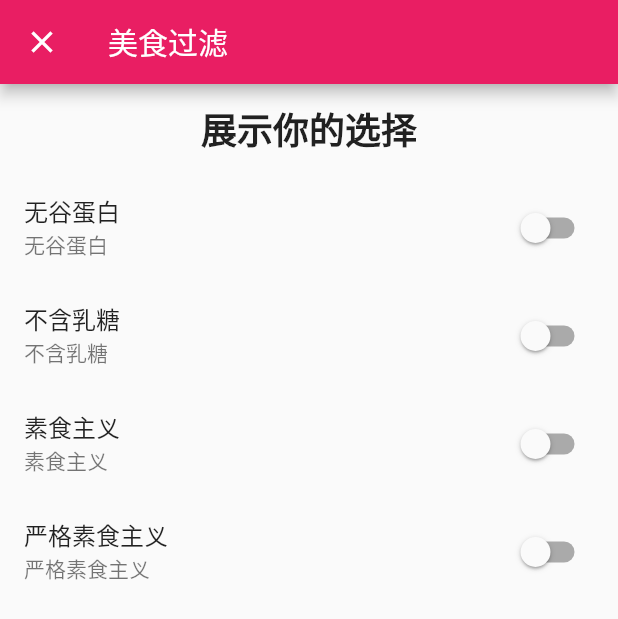
After one commit to BIG-BEARC/foodcourt, a Flutter app: the FCFilterScreen screen opened by its route, on a phone screen of 412 x 824 dp. The commit adds this screen. Shown: the top 619 px of the screen. Run offline on Flutter 3.47's test engine with Material 2 defaults, Android fonts, the phone set to English and light mode, and no system bars; our stand-ins replace dio.

Commit message:
feat:新增过滤界面 feat：新增收藏过滤provider

```diff
--- a/lib/core/router/router.dart
+++ b/lib/core/router/router.dart
@@ -3,6 +3,7 @@ import 'package:foodcourt/ui/pages/detail/detail.dart';
 
 import 'package:foodcourt/ui/pages/err/unkonwn_page.dart';
 import 'package:foodcourt/ui/pages/favorite/favorite.dart';
+import 'package:foodcourt/ui/pages/filter/filter.dart';
 import 'package:foodcourt/ui/pages/home/home.dart';
 import 'package:foodcourt/ui/pages/main/main.dart';
 import 'package:foodcourt/ui/pages/meal/meal.dart';
@@ -17,12 +18,19 @@ class Routers {
   };
 
   static RouteFactory generateRoute = (setting) {
+    if (setting.name == FCFilterScreen.routeName) {
+      return MaterialPageRoute(
+          builder: (ctx) {
+            return FCFilterScreen();
+          },
+          fullscreenDialog: true);
+    }
     return null;
   };
 
   static final Map<String, WidgetBuilder> routes = {
     FCMainScreen.routeName: (ctx) => FCMainScreen(),
     FCMealScreen.routeName: (ctx) => FCMealScreen(),
-    FCDetailScreen.routeName:(ctx)=>FCDetailScreen(),
+    FCDetailScreen.routeName: (ctx) => FCDetailScreen(),
   };
 }
--- /dev/null
+++ b/lib/core/viewmodel/filter_view_model.dart
@@ -0,0 +1,40 @@
+import 'package:flutter/material.dart';
+
+class FCFilterViewModel extends ChangeNotifier{
+  // 无谷蛋白
+  bool _isGlutenFree = false;
+  // 有无乳糖
+  bool _isLactoseFree = false;
+  // 素食主义
+  bool _isVegetarian = false;
+  // 严格素食主义
+  bool _isVegan = false;
+
+  bool get isGlutenFree => _isGlutenFree;
+
+  set isGlutenFree(bool value) {
+    _isGlutenFree = value;
+    notifyListeners();
+  }
+
+  bool get isLactoseFree => _isLactoseFree;
+
+  set isLactoseFree(bool value) {
+    _isLactoseFree = value;
+    notifyListeners();
+  }
+
+  bool get isVegan => _isVegan;
+
+  set isVegan(bool value) {
+    _isVegan = value;
+    notifyListeners();
+  }
+
+  bool get isVegetarian => _isVegetarian;
+
+  set isVegetarian(bool value) {
+    _isVegetarian = value;
+    notifyListeners();
+  }
+}
--- /dev/null
+++ b/lib/ui/pages/filter/filter.dart
@@ -0,0 +1,15 @@
+import 'package:flutter/material.dart';
+
+import 'filter_content.dart';
+class FCFilterScreen extends StatelessWidget {
+  static const String routeName = '/FCFilterScreen';
+  @override
+  Widget build(BuildContext context) {
+    return Scaffold(
+      appBar: AppBar(
+        title: Text('美食过滤'),
+      ),
+      body: FCFilterContent(),
+    );
+  }
+}
--- /dev/null
+++ b/lib/ui/pages/filter/filter_content.dart
@@ -0,0 +1,60 @@
+import 'package:flutter/material.dart';
+import 'package:flutter/widgets.dart';
+import 'package:foodcourt/core/viewmodel/filter_view_model.dart';
+import 'package:provider/provider.dart';
+
+class FCFilterContent extends StatefulWidget {
+  @override
+  _FCFilterContentState createState() => _FCFilterContentState();
+}
+
+class _FCFilterContentState extends State<FCFilterContent> {
+  @override
+  Widget build(BuildContext context) {
+    return Column(
+      children: [
+        Container(
+          padding: EdgeInsets.symmetric(vertical: 12),
+          child: Text('展示你的选择', style: Theme
+              .of(context)
+              .textTheme
+              .headline3
+              .copyWith(fontWeight: FontWeight.bold),),
+        ),
+        Expanded(
+            child: Consumer<FCFilterViewModel>(builder: (ctx, filterVM, child) {
+              return ListView(
+                children: [buildListTile(title: '无谷蛋白', subtitle: '无谷蛋白',curState: filterVM.isGlutenFree,
+                change: (value){
+                  filterVM.isGlutenFree=value;
+                }),
+                  buildListTile(title: '不含乳糖', subtitle: '不含乳糖',curState: filterVM.isLactoseFree,
+                      change: (value){
+                        filterVM.isLactoseFree=value;
+                      }),
+                  buildListTile(title: '素食主义', subtitle: '素食主义',curState: filterVM.isVegetarian,
+                      change: (value){
+                        filterVM.isVegetarian=value;
+                      }),
+                  buildListTile(title: '严格素食主义', subtitle: '严格素食主义',curState: filterVM.isVegan,
+                      change: (value){
+                        filterVM.isVegan=value;
+                      }),
+                ],
+              );
+            }))
+      ],
+    );
+  }
+}
+
+Widget buildListTile({@required String title,
+  @required String subtitle,
+  @required bool curState,
+  @required Function change}) {
+  return ListTile(
+    title: Text(title),
+    subtitle: Text(subtitle),
+    trailing: Switch(value: curState, onChanged: change),
+  );
+}
--- a/lib/ui/pages/home/home.dart
+++ b/lib/ui/pages/home/home.dart
@@ -12,6 +12,10 @@ class _FCHomeScreenState extends State<FCHomeScreen> {
   Widget build(BuildContext context) {
     return Scaffold(
       appBar: AppBar(
+        leading: IconButton(icon: Icon(Icons.menu),
+        onPressed: (){
+          Scaffold.of(context).openDrawer();
+        },),
         title: Text('美食广场'),
         centerTitle: true,
       ),
--- a/lib/ui/pages/main/main.dart
+++ b/lib/ui/pages/main/main.dart
@@ -2,6 +2,7 @@ import 'package:flutter/material.dart';
 import 'package:foodcourt/ui/pages/favorite/favorite.dart';
 import 'package:foodcourt/ui/pages/home/home.dart';
 import 'package:foodcourt/ui/pages/main/initialize_item.dart';
+import 'package:foodcourt/ui/pages/main/main_drawer.dart';
 
 class FCMainScreen extends StatefulWidget {
   static const String routeName = '/';
@@ -16,11 +17,14 @@ class _FCMainScreenState extends State<FCMainScreen> {
   @override
   Widget build(BuildContext context) {
     return Scaffold(
+      drawer: FCMainDrawer(),
       body: IndexedStack(
         index: _currentIndex,
         children: pages,
       ),
       bottomNavigationBar: BottomNavigationBar(
+        selectedFontSize: 14,
+        unselectedFontSize: 14,
         items: bottomBarItems,
         currentIndex: _currentIndex,
         onTap: (index) {
```
Also changed, not shown: lib/main.dart (+5 -3 lines), lib/ui/pages/main/main_drawer.dart (added, +46 -0 lines).
